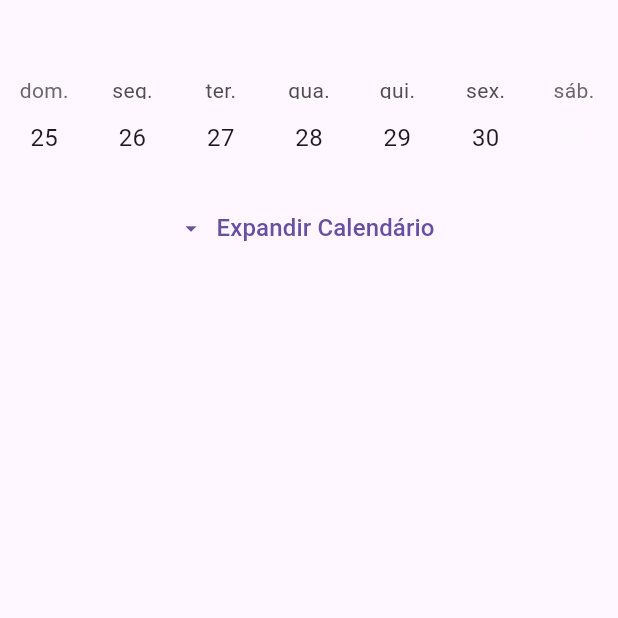
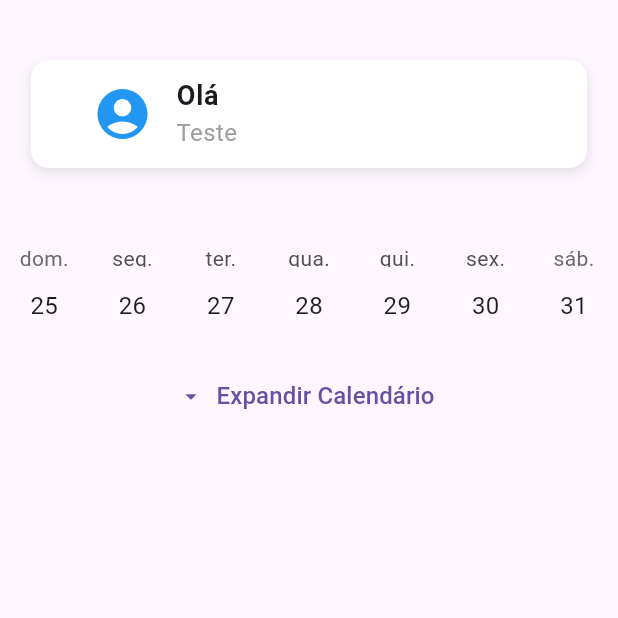
Before and after one commit to IchigoArndt/StrengthSync, a Flutter app: the HomePage screen opened by its route, on a phone screen of 412 x 824 dp, the top half of it. Run offline on Flutter 3.47's test engine with Material 3 defaults, Android fonts, the phone set to English and light mode, and no system bars; drawn by our look-alikes of table_calendar.

Commit message:
Finalizado a tela de calendar

```diff
--- a/FrontEnd/lib/core/features/home/presentation/home_presenter.dart
+++ b/FrontEnd/lib/core/features/home/presentation/home_presenter.dart
@@ -1,5 +1,6 @@
 import 'package:flutter/material.dart';
-import 'package:meu_primeiro_app/core/features/home/presentation/widget/calendarWidget.dart';
+import 'package:meu_primeiro_app/core/features/home/presentation/widget/calendar/calendar_widget.dart';
+import 'package:meu_primeiro_app/core/features/home/presentation/widget/userCard/userCard_widget.dart';
 
 class HomePage extends StatefulWidget {
   const HomePage({super.key});
@@ -21,7 +22,29 @@
         bool shouldExit = await showDialog(
             context: context,
             builder:
-              (context) => AlertDialog(
+                (context) => _showingExitDialog()
+        );
+
+        if (shouldExit ?? false) {
+          Navigator.of(context).pop(); // Fecha a tela
+        }
+      },
+      child: Scaffold(
+        body: Center(
+            child: Column(
+              children: [
+                SizedBox(height: 40),
+                UserCardWidget(nomeUsuario: "Teste",),
+                CalendarWidget()
+              ],
+            )
+        ),
+      ),
+    );
+  }
+
+  AlertDialog _showingExitDialog() {
+    return AlertDialog(
       title: Text("Hora de descansar ou de mais uma série? 💪"),
       content: Text(
         "Antes de sair, tem certeza que quer encerrar o treino?",
@@ -38,22 +61,6 @@
           child: Text("Sair"),
         ),
       ],
-              ),
-        );
-
-        if (shouldExit ?? false) {
-          Navigator.of(context).pop(); // Fecha a tela
-        }
-      },
-      child: Scaffold(
-        body: Center(
-          child: Column(
-            children: [
-              CalendarWidget()
-            ],
-          )
-        ),
-      ),
     );
   }
 }
--- a/FrontEnd/lib/core/features/home/presentation/widget/calendarWidget.dart
+++ b/FrontEnd/lib/core/features/home/presentation/widget/calendar/calendar_widget.dart
@@ -38,9 +38,6 @@
               color: Colors.transparent, // Remove a cor de fundo do dia atual
             ),
           ),
-          /*selectedDayPredicate: (day) {
-            return isSameDay(_selectedDay, day);
-          },*/
           onDaySelected: (selectedDay, focusedDay) {
             setState(() {
               _selectedDay = selectedDay;
@@ -57,14 +54,15 @@
             return [];
           },
           calendarBuilders: CalendarBuilders(
-            defaultBuilder: (context, day, focusedDay) {
+            todayBuilder: (context, day, focusedDay)
+            {
               return Stack(
                 alignment: Alignment.center,
                 children: [
                   Text(day.day.toString(), style: TextStyle(fontSize: 16)),
                   if (_trainingStatus.containsKey(day))
                     Text(
-                      _trainingStatus[day] == "Treino pulado 😢" ? "😢" : "✅",
+                      _trainingStatus[day] == "Treino pulado 😢" ? "😢" : "😊",
                       style: TextStyle(
                           fontSize: 24.0,
                           backgroundColor: Colors.transparent,
@@ -73,7 +71,23 @@
                     ),
                 ],
               );
-              return Container(); // Não exibe nada caso o dia não tenha status
+            },
+            defaultBuilder: (context, day, focusedDay) {
+              return Stack(
+                alignment: Alignment.center,
+                children: [
+                  Text(day.day.toString(), style: TextStyle(fontSize: 16)),
+                  if (_trainingStatus.containsKey(day))
+                    Text(
+                      _trainingStatus[day] == "Treino pulado 😢" ? "😢" : "😊",
+                      style: TextStyle(
+                          fontSize: 24.0,
+                          backgroundColor: Colors.transparent,
+                          fontFamily: 'Arial'
+                      ),
+                    ),
+                ],
+              );
             },
           ),
         ),
```
Also changed, not shown: FrontEnd/lib/core/features/home/presentation/widget/userCard/userCard_widget.dart (renamed from FrontEnd/lib/core/features/home/presentation/widget/userCardWidget.dart). Lines whose indentation alone changed are shown as unchanged.
